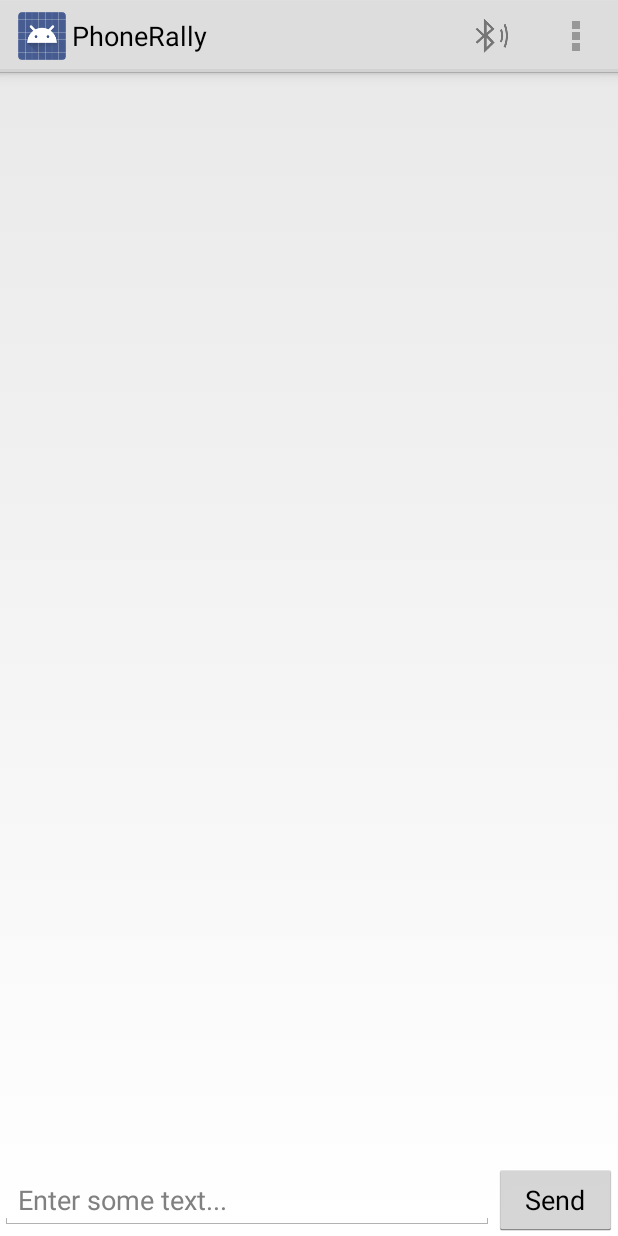
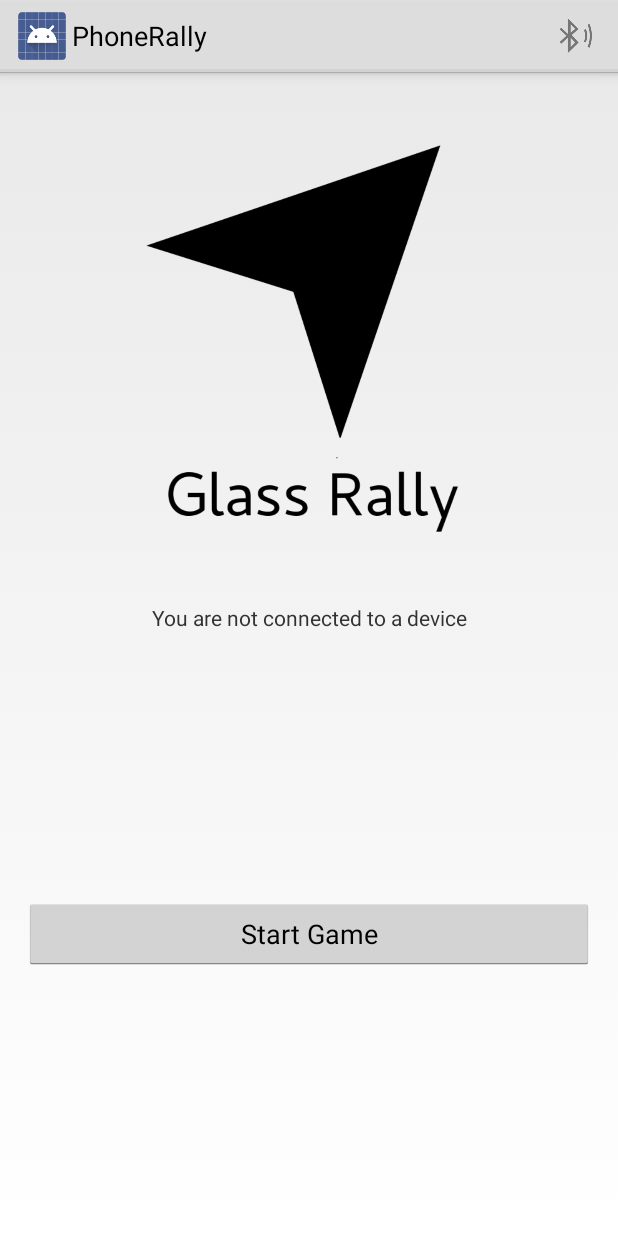
Before and after one commit to krypty/googlephone-rally, an Android app: the screen it shows after launch (MainActivity), on a phone screen of 412 x 824 dp. Run offline under Robolectric (Android 15) with nearby library versions, the phone set to English and light mode, and no system bars.

Commit message:
implement basic behaviour of MainActivity

```diff
--- a/app/build.gradle
+++ b/app/build.gradle
@@ -6,7 +6,7 @@ android {
 
     defaultConfig {
         applicationId "ch.hes_so.master.phonerally"
-        minSdkVersion 15
+        minSdkVersion 17
         targetSdkVersion 23
         versionCode 1
         versionName "1.0"
--- a/app/src/main/java/ch/hes_so/master/phonerally/MainActivity.java
+++ b/app/src/main/java/ch/hes_so/master/phonerally/MainActivity.java
@@ -5,64 +5,37 @@ import android.app.Activity;
 import android.bluetooth.BluetoothAdapter;
 import android.bluetooth.BluetoothDevice;
 import android.content.Intent;
-import android.content.SharedPreferences;
 import android.os.Bundle;
 import android.os.Handler;
 import android.os.Message;
 import android.util.Log;
-import android.view.KeyEvent;
 import android.view.Menu;
 import android.view.MenuInflater;
 import android.view.MenuItem;
 import android.view.View;
-import android.view.inputmethod.EditorInfo;
-import android.widget.ArrayAdapter;
 import android.widget.Button;
-import android.widget.EditText;
-import android.widget.ListView;
 import android.widget.TextView;
 import android.widget.Toast;
-
-import java.util.List;
 
 import ch.hes_so.master.phonerally.bluetooth.BluetoothChatService;
 import ch.hes_so.master.phonerally.bluetooth.Constants;
 import ch.hes_so.master.phonerally.bluetooth.DeviceListActivity;
 import ch.hes_so.master.phonerally.command.Command;
-import ch.hes_so.master.phonerally.command.CommandEncoder;
 import ch.hes_so.master.phonerally.command.CommandFactory;
 
 public class MainActivity extends Activity {
-    private static final String TAG = MainActivity.class.getSimpleName();
-    private List<BluetoothDevice> listBTDevices;
-    private SharedPreferences prefs;
-
-    // Layout Views
-    private ListView lvBTDevices;
-    private Button mBtnSend;
-    private EditText mEtOutText;
-    private ListView mLvChat;
 
     // Intent request codes
     private static final int REQUEST_CONNECT_DEVICE_SECURE = 1;
-    private static final int REQUEST_CONNECT_DEVICE_INSECURE = 2;
     private static final int REQUEST_ENABLE_BT = 3;
+
+    private static final String TAG = MainActivity.class.getSimpleName();
 
 
     /**
      * Name of the connected device
      */
     private String mConnectedDeviceName = null;
-
-    /**
-     * Array adapter for the conversation thread
-     */
-    private ArrayAdapter<String> mConversationArrayAdapter;
-
-    /**
-     * String buffer for outgoing messages
-     */
-    private StringBuffer mOutStringBuffer;
 
     /**
      * Local Bluetooth adapter
@@ -74,21 +47,15 @@ public class MainActivity extends Activity {
      */
     private BluetoothChatService mChatService = null;
 
+    private Button mStartGameButton;
+    private TextView mBluetoothStatusView;
+
     @Override
     protected void onCreate(Bundle savedInstanceState) {
         Log.d(getClass().getSimpleName(), "onCreate");
 
         super.onCreate(savedInstanceState);
         setContentView(R.layout.activity_main);
-
-//        prefs = PreferenceManager.getDefaultSharedPreferences(getApplicationContext());
-//
-//        // if the user has already select a bt device in the past, we skip the bt device choosing step.
-//        String btAddress = prefs.getString(getApplicationContext().getString(R.string.pref_bt_device_address), null);
-//        if (btAddress != null && !btAddress.isEmpty()) {
-////            startNextActivity();
-//            Toast.makeText(MainActivity.this, "StartNextActivity", Toast.LENGTH_LONG).show();
-//        }
 
         // Get local Bluetooth adapter
         mBluetoothAdapter = BluetoothAdapter.getDefaultAdapter();
@@ -99,9 +66,19 @@ public class MainActivity extends Activity {
             finish();
         }
 
-        mLvChat = (ListView) findViewById(R.id.lvChat);
-        mEtOutText = (EditText) findViewById(R.id.etOutText);
-        mBtnSend = (Button) findViewById(R.id.btnSend);
+        mStartGameButton = (Button) findViewById(R.id.btnStartGame);
+        mStartGameButton.setOnClickListener(new View.OnClickListener() {
+            @Override
+            public void onClick(View v) {
+                if (mChatService.getState() != BluetoothChatService.STATE_CONNECTED) {
+                    Toast.makeText(getApplicationContext(), R.string.not_connected, Toast.LENGTH_SHORT).show();
+                    return;
+                }
+//                startNextActivity();
+            }
+        });
+
+        mBluetoothStatusView = (TextView) findViewById(R.id.tvBluetoothStatus);
     }
 
     @Override
@@ -148,41 +125,8 @@ public class MainActivity extends Activity {
     private void setupChat() {
         Log.d(TAG, "setupChat()");
 
-        // Initialize the array adapter for the conversation thread
-        mConversationArrayAdapter = new ArrayAdapter<String>(getApplicationContext(), R.layout.message);
-
-        mLvChat.setAdapter(mConversationArrayAdapter);
-
-        // Initialize the compose field with a listener for the return key
-        mEtOutText.setOnEditorActionListener(mWriteListener);
-
-        // Initialize the send button with a listener that for click events
-        mBtnSend.setOnClickListener(new View.OnClickListener() {
-            public void onClick(View v) {
-                // Send a message using content of the edit text widget
-                TextView textView = (TextView) MainActivity.this.findViewById(R.id.etOutText);
-                String message = textView.getText().toString();
-                sendMessage(message);
-            }
-        });
-
         // Initialize the BluetoothChatService to perform bluetooth connections
         mChatService = new BluetoothChatService(getApplicationContext(), mHandler);
-
-        // Initialize the buffer for outgoing messages
-        mOutStringBuffer = new StringBuffer("");
-    }
-
-    /**
-     * Makes this device discoverable.
-     */
-    private void ensureDiscoverable() {
-        if (mBluetoothAdapter.getScanMode() !=
-                BluetoothAdapter.SCAN_MODE_CONNECTABLE_DISCOVERABLE) {
-            Intent discoverableIntent = new Intent(BluetoothAdapter.ACTION_REQUEST_DISCOVERABLE);
-            discoverableIntent.putExtra(BluetoothAdapter.EXTRA_DISCOVERABLE_DURATION, 300);
-            startActivity(discoverableIntent);
-        }
     }
 
     /**
@@ -202,27 +146,8 @@ public class MainActivity extends Activity {
             // Get the message bytes and tell the BluetoothChatService to write
             Command cmd = CommandFactory.createDebugCommand(message);
             mChatService.write(cmd);
-
-            // Reset out string buffer to zero and clear the edit text field
-            mOutStringBuffer.setLength(0);
-            mEtOutText.setText(mOutStringBuffer);
         }
     }
-
-    /**
-     * The action listener for the EditText widget, to listen for the return key
-     */
-    private TextView.OnEditorActionListener mWriteListener
-            = new TextView.OnEditorActionListener() {
-        public boolean onEditorAction(TextView view, int actionId, KeyEvent event) {
-            // If the action is a key-up event on the return key, send the message
-            if (actionId == EditorInfo.IME_NULL && event.getAction() == KeyEvent.ACTION_UP) {
-                String message = view.getText().toString();
-                sendMessage(message);
-            }
-            return true;
-        }
-    };
 
     /**
      * Updates the status on the action bar.
@@ -248,6 +173,7 @@ public class MainActivity extends Activity {
             return;
         }
         actionBar.setSubtitle(subTitle);
+        mBluetoothStatusView.setText(subTitle);
     }
 
     /**
@@ -261,7 +187,6 @@ public class MainActivity extends Activity {
                     switch (msg.arg1) {
                         case BluetoothChatService.STATE_CONNECTED:
                             setStatus(getString(R.string.title_connected_to, mConnectedDeviceName));
-                            mConversationArrayAdapter.clear();
                             break;
                         case BluetoothChatService.STATE_CONNECTING:
                             setStatus(R.string.title_connecting);
@@ -276,14 +201,14 @@ public class MainActivity extends Activity {
                     byte[] writeBuf = (byte[]) msg.obj;
                     // construct a string from the buffer
                     String writeMessage = new String(writeBuf);
-                    mConversationArrayAdapter.add("Me:  " + writeMessage);
                     break;
                 case Constants.MESSAGE_READ:
                     // construct a string from the valid bytes in the buffer
                     byte[] readBuf = (byte[]) msg.obj;
                     String readMessage = new String(readBuf, 0, msg.arg1);
-                    Command cmd = CommandEncoder.fromStream(readMessage);
-                    onCommandReceived(cmd);
+                    Toast.makeText(getApplicationContext(), readMessage, Toast.LENGTH_LONG).show();
+//                    Command cmd = CommandEncoder.fromStream(readMessage);
+//                    onCommandReceived(cmd);
                     break;
                 case Constants.MESSAGE_DEVICE_NAME:
                     // save the connected device's name
@@ -307,12 +232,6 @@ public class MainActivity extends Activity {
                     connectDevice(data, true);
                 }
                 break;
-            case REQUEST_CONNECT_DEVICE_INSECURE:
-                // When DeviceListActivity returns with a device to connect
-                if (resultCode == Activity.RESULT_OK) {
-                    connectDevice(data, false);
-                }
-                break;
             case REQUEST_ENABLE_BT:
                 // When the request to enable Bluetooth returns
                 if (resultCode == Activity.RESULT_OK) {
@@ -329,7 +248,7 @@ public class MainActivity extends Activity {
     }
 
     /**
-     * Establish connection with other divice
+     * Establish connection with other device
      *
      * @param data   An {@link Intent} with {@link DeviceListActivity#EXTRA_DEVICE_ADDRESS} extra.
      * @param secure Socket Security type - Secure (true) , Insecure (false)
@@ -360,24 +279,13 @@ public class MainActivity extends Activity {
                 startActivityForResult(serverIntent, REQUEST_CONNECT_DEVICE_SECURE);
                 return true;
             }
-            case R.id.insecure_connect_scan: {
-                // Launch the DeviceListActivity to see devices and do scan
-                Intent serverIntent = new Intent(this, DeviceListActivity.class);
-                startActivityForResult(serverIntent, REQUEST_CONNECT_DEVICE_INSECURE);
-                return true;
-            }
-            case R.id.discoverable: {
-                // Ensure this device is discoverable by others
-                ensureDiscoverable();
-                return true;
-            }
         }
         return false;
     }
 
     private void onCommandReceived(Command cmd) {
         String msg = cmd.getName() + ", " + cmd.getParameter();
-        mConversationArrayAdapter.add(mConnectedDeviceName + ":  " + msg);
+        Toast.makeText(getApplicationContext(), mConnectedDeviceName + ":  " + msg, Toast.LENGTH_LONG).show();
     }
 
 //    private void startNextActivity() {
--- a/app/src/main/res/layout/activity_main.xml
+++ b/app/src/main/res/layout/activity_main.xml
@@ -12,35 +12,41 @@
         android:layout_weight="1"
         android:orientation="vertical">
 
-        <ListView
-            android:id="@+id/lvChat"
+        <ImageView
+            android:layout_width="match_parent"
+            android:layout_height="match_parent"
+            android:paddingTop="20dp"
+            android:src="@drawable/icon" />
+
+    </LinearLayout>
+
+    <LinearLayout
+        android:layout_width="match_parent"
+        android:layout_height="wrap_content"
+        android:layout_weight="1"
+        android:orientation="vertical">
+
+        <TextView
+            android:id="@+id/tvBluetoothStatus"
+            android:layout_width="match_parent"
+            android:layout_height="wrap_content"
+            android:text="@string/not_connected"
+            android:textAlignment="center" />
+
+        <LinearLayout
             android:layout_width="match_parent"
             android:layout_height="0dp"
             android:layout_weight="1"
-            android:gravity="bottom"
-            android:hint="Here is the chat...\nYolo.."
-            >
-
-        </ListView>
-
-        <LinearLayout
-            android:layout_width="match_parent"
-            android:layout_height="wrap_content"
-            android:orientation="horizontal">
-
-            <EditText
-                android:id="@+id/etOutText"
-                android:layout_width="wrap_content"
-                android:layout_height="wrap_content"
-                android:layout_weight="0.9"
-                android:hint="Enter some text..." />
+            android:gravity="center"
+            android:orientation="vertical"
+            android:paddingEnd="@dimen/activity_horizontal_margin"
+            android:paddingStart="@dimen/activity_horizontal_margin">
 
             <Button
-                android:id="@+id/btnSend"
-                android:layout_width="wrap_content"
+                android:id="@+id/btnStartGame"
+                android:layout_width="match_parent"
                 android:layout_height="wrap_content"
-                android:layout_weight="0.1"
-                android:text="Send" />
+                android:text="@string/start_game" />
         </LinearLayout>
     </LinearLayout>
 </LinearLayout>
--- a/app/src/main/res/menu/bluetooth_chat.xml
+++ b/app/src/main/res/menu/bluetooth_chat.xml
@@ -1,5 +1,4 @@
-<?xml version="1.0" encoding="utf-8"?>
-<!-- Copyright (C) 2014 The Android Open Source Project
+<?xml version="1.0" encoding="utf-8"?><!-- Copyright (C) 2014 The Android Open Source Project
 
      Licensed under the Apache License, Version 2.0 (the "License");
      you may not use this file except in compliance with the License.
@@ -18,17 +17,7 @@
     <item
         android:id="@+id/secure_connect_scan"
         android:icon="@drawable/ic_action_device_access_bluetooth_searching"
-        android:showAsAction="ifRoom"
-        android:title="@string/secure_connect"/>
-
-    <item
-        android:id="@+id/insecure_connect_scan"
-        android:showAsAction="never"
-        android:title="@string/insecure_connect"/>
-
-    <item
-        android:id="@+id/discoverable"
-        android:showAsAction="never"
-        android:title="@string/discoverable"/>
+        android:showAsAction="always"
+        android:title="@string/secure_connect" />
 
 </menu>
--- a/app/src/main/res/values/strings.xml
+++ b/app/src/main/res/values/strings.xml
@@ -5,6 +5,10 @@
 
     <!-- prefs -->
     <string name="pref_bt_device_address">pref_bt_device_address</string>
+
+    <!-- MainActivity -->
+    <string name="start_game">Start Game</string>
+    <string name="default_bluetooth_status">status unknown</string>
 
     <!--  BluetoothChat -->
     <string name="send">Send</string>
```
Also changed, not shown: app/src/main/res/drawable/icon.png (added).
